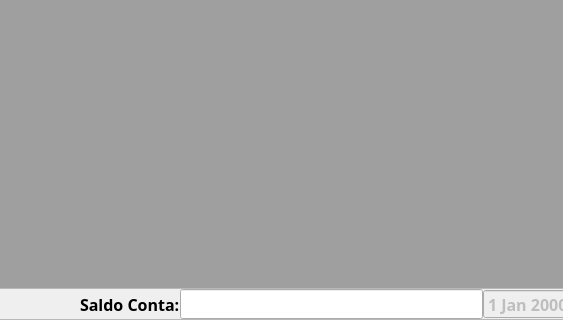
This is app/views/ui/main_window.ui in RafaelOmega/Recargas_2.0 as Qt 5 draws it before an edit; both pictures show x 235 to 798 and y 280 to 600 of the 1000 by 600 pixel window. The edited form follows.
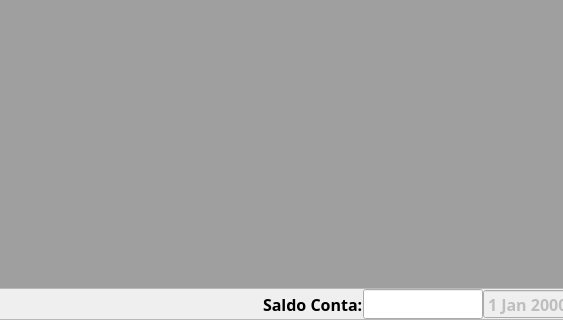
This is the edited form.

```diff
--- a/app/views/ui/main_window.ui
+++ b/app/views/ui/main_window.ui
@@ -119,13 +119,13 @@
         <widget class="QLineEdit" name="txt_Saldo_Conta">
          <property name="minimumSize">
           <size>
-           <width>0</width>
+           <width>120</width>
            <height>30</height>
           </size>
          </property>
          <property name="maximumSize">
           <size>
-           <width>16777215</width>
+           <width>120</width>
            <height>30</height>
           </size>
          </property>
```
